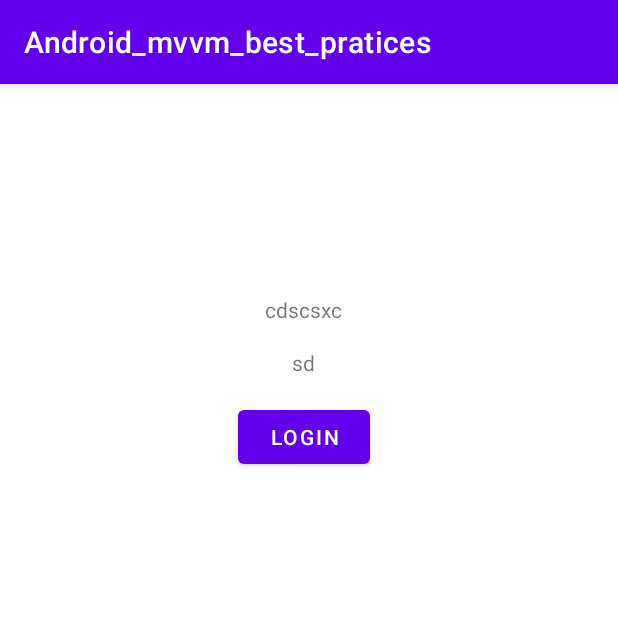
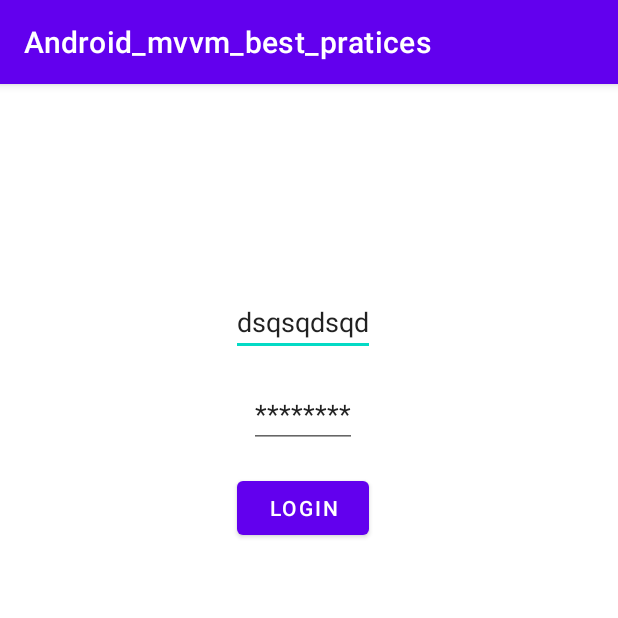
Before and after one commit to ahmed-zekri/android_mvvm_best_pratices, an Android app: the screen it shows after launch (LoginActivity), on a phone screen of 412 x 824 dp, the top half of it. Run offline under Robolectric (Android 15) with nearby library versions, the phone set to English and light mode, and no system bars; our stand-ins replace Dagger/Hilt's generated code, data binding.

```diff
--- a/app/src/main/java/com/example/android_mvvm_best_pratices/data/dto/RegisterRequest.kt
+++ b/app/src/main/java/com/example/android_mvvm_best_pratices/data/dto/RegisterRequest.kt
@@ -1,3 +1,15 @@
 package com.example.android_mvvm_best_pratices.data.dto
 
-data class RegisterRequest(val email: String, val password: String, val role: String)
+import androidx.databinding.BaseObservable
+import androidx.databinding.Bindable
+
+class RegisterRequest   {
+
+    var email = "dsqsqdsqd"
+
+
+    var password = "********"
+
+
+    var role = ""
+}
--- a/app/src/main/java/com/example/android_mvvm_best_pratices/ui/component/login/LoginActivity.kt
+++ b/app/src/main/java/com/example/android_mvvm_best_pratices/ui/component/login/LoginActivity.kt
@@ -18,6 +18,7 @@ class LoginActivity : BaseActivity() {
         binding = ActivityLoginBinding.inflate(layoutInflater)
         setContentView(binding.root)
         binding.loginViewModel = viewModel
+        binding.lifecycleOwner = this
 
     }
 
--- a/app/src/main/java/com/example/android_mvvm_best_pratices/ui/component/login/LoginViewModel.kt
+++ b/app/src/main/java/com/example/android_mvvm_best_pratices/ui/component/login/LoginViewModel.kt
@@ -4,7 +4,6 @@ import androidx.lifecycle.viewModelScope
 import com.example.android_mvvm_best_pratices.data.DataRepository
 import com.example.android_mvvm_best_pratices.data.dto.RegisterRequest
 import com.example.android_mvvm_best_pratices.ui.component.base.BaseViewModel
-import dagger.Provides
 import dagger.hilt.android.lifecycle.HiltViewModel
 import kotlinx.coroutines.launch
 import javax.inject.Inject
@@ -13,11 +12,14 @@ import javax.inject.Inject
 @HiltViewModel
 class LoginViewModel @Inject constructor(private val dataRepository: DataRepository) :
     BaseViewModel() {
-    var userName: String = "cdscsxc"
-    var password: String = "sd"
-    fun doRegister(registerRequest: RegisterRequest) {
+    val registerRequest = RegisterRequest()
+    fun doRegister() {
 
-        viewModelScope.launch { dataRepository.doRegister(registerRequest) }
+        viewModelScope.launch {
+            dataRepository.doRegister(registerRequest)
+
+
+        }
 
 
     }
--- a/app/src/main/res/layout/activity_login.xml
+++ b/app/src/main/res/layout/activity_login.xml
@@ -16,26 +16,26 @@
         android:layout_height="match_parent"
         tools:context=".ui.component.login.LoginActivity">
 
-        <TextView
+        <EditText
             android:id="@+id/username"
             android:layout_width="wrap_content"
             android:layout_height="wrap_content"
             android:layout_marginEnd="8dp"
             android:layout_marginBottom="8dp"
-            android:text="@{loginViewModel.userName}"
+            android:text="@={loginViewModel.registerRequest.email}"
             app:layout_constraintBottom_toBottomOf="parent"
             app:layout_constraintEnd_toEndOf="parent"
             app:layout_constraintStart_toStartOf="parent"
             app:layout_constraintTop_toTopOf="parent"
             app:layout_constraintVertical_bias="0.19" />
 
-        <TextView
+        <EditText
             android:id="@+id/password"
             android:layout_width="wrap_content"
             android:layout_height="wrap_content"
             android:layout_marginTop="16dp"
 
-            android:text="@{loginViewModel.password}"
+            android:text="@={loginViewModel.registerRequest.password}"
             app:layout_constraintEnd_toEndOf="@id/username"
             app:layout_constraintStart_toStartOf="@id/username"
             app:layout_constraintTop_toBottomOf="@id/username" />
@@ -43,8 +43,8 @@
         <Button
             android:layout_width="wrap_content"
             android:layout_height="wrap_content"
-
             android:layout_marginTop="16dp"
+            android:onClick="@{(view)->loginViewModel.doRegister()}"
             android:text="@string/login"
             app:layout_constraintEnd_toEndOf="@id/username"
             app:layout_constraintStart_toStartOf="@id/username"
```
